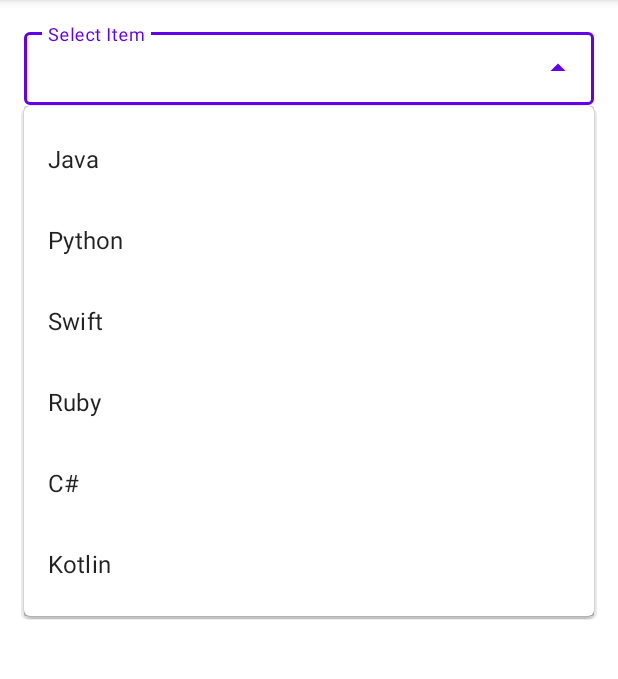
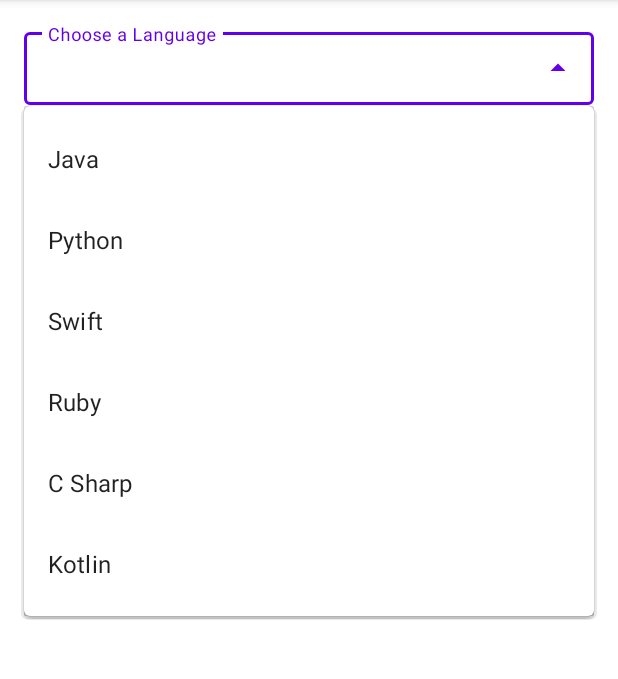
Before and after one commit to TouficAlRifaii/CSC498G_assignment2, an Android app: the screen it shows after launch (MainActivity), after a tap on an icon or button, on a phone screen of 412 x 824 dp, the part 84-763 px from its top. Run offline under Robolectric (Android 15) with nearby library versions, the phone set to English and light mode, and no system bars.

Commit message:
getting the images and adjusting the classes

```diff
--- a/app/src/main/java/com/lau/geeklove/Language.java
+++ b/app/src/main/java/com/lau/geeklove/Language.java
@@ -6,7 +6,7 @@ public class Language {
 
     public Language(String name){
         this.name = name;
-        this.src = name +".jpg";
+        this.src = name.toLowerCase().replaceAll(" " , "") +".jpg";
     }
     public String getName(){
         return name;
--- a/app/src/main/java/com/lau/geeklove/MainActivity.java
+++ b/app/src/main/java/com/lau/geeklove/MainActivity.java
@@ -10,7 +10,7 @@ import android.widget.AutoCompleteTextView;
 import android.widget.Toast;
 
 public class MainActivity extends AppCompatActivity {
-    String [] languages= {"Java" , "Python" , "Swift" , "Ruby" , "C#" , "Kotlin"};
+    String [] languages= {"Java" , "Python" , "Swift" , "Ruby" , "C Sharp" , "Kotlin"};
     AutoCompleteTextView autoCompleteTxt;
     ArrayAdapter <String> adapterItem ;
 
@@ -30,7 +30,8 @@ public class MainActivity extends AppCompatActivity {
             @Override
             public void onItemClick(AdapterView<?> adapterView, View view, int i, long l) {
                 String item = adapterView.getItemAtPosition(i).toString();
-                Toast.makeText(getApplicationContext(),"Item: " + item , Toast.LENGTH_LONG).show();
+                Language lang = new Language(item);
+                Toast.makeText(getApplicationContext(),"Item: " + lang.getName() , Toast.LENGTH_LONG).show();
             }
         });
 
--- a/app/src/main/res/values/strings.xml
+++ b/app/src/main/res/values/strings.xml
@@ -1,5 +1,5 @@
 <resources>
     <string name="app_name">GeekLove</string>
-    <string name="select">Select Item</string>
+    <string name="select">Choose a Language</string>
 
 </resources>
```
Also changed, not shown: app/src/main/res/drawable/csharp.jpg (added), app/src/main/res/drawable/java.jpg (added), app/src/main/res/drawable/kotlin.jpg (added), app/src/main/res/drawable/python.jpg (added), app/src/main/res/drawable/ruby.jpg (added), app/src/main/res/drawable/swift.jpg (added).
